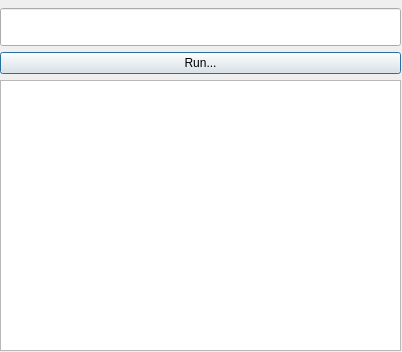
ziomq1991/cmdbox, file cmdbox.ui: the form before one commit.
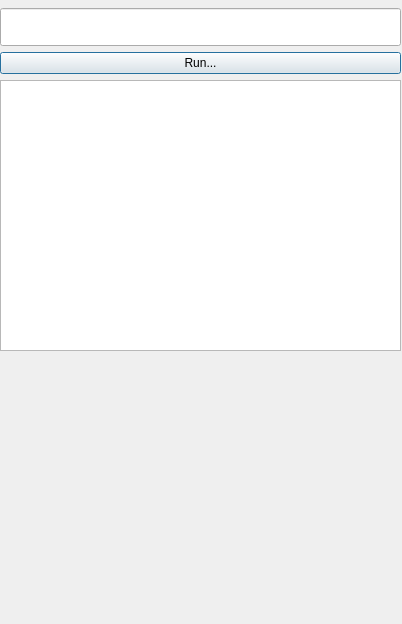
The form after the commit.

Patch:
```diff
--- a/cmdbox.ui
+++ b/cmdbox.ui
@@ -7,7 +7,7 @@
     <x>0</x>
     <y>0</y>
     <width>402</width>
-    <height>352</height>
+    <height>624</height>
    </rect>
   </property>
   <property name="windowTitle">
@@ -19,7 +19,7 @@
      <x>0</x>
      <y>0</y>
      <width>401</width>
-     <height>351</height>
+     <height>621</height>
     </rect>
    </property>
    <layout class="QVBoxLayout" name="verticalLayout">
@@ -53,6 +53,19 @@
       </property>
      </widget>
     </item>
+    <item>
+     <spacer name="verticalSpacer">
+      <property name="orientation">
+       <enum>Qt::Vertical</enum>
+      </property>
+      <property name="sizeHint" stdset="0">
+       <size>
+        <width>20</width>
+        <height>40</height>
+       </size>
+      </property>
+     </spacer>
+    </item>
    </layout>
   </widget>
  </widget>
```
Left out of the diff: 2 changed lines with no effect on the pictures.
